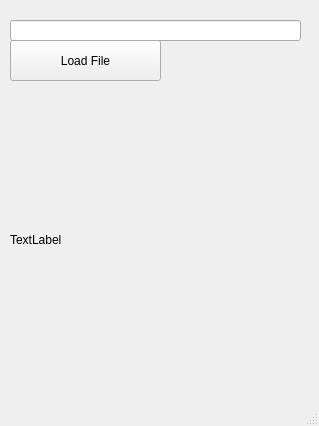
Qt form main_form.ui (GongniR/TechnoPark) before a commit.
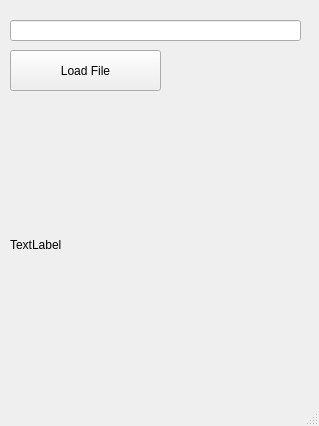
The same form after that commit.

Patch:
```diff
--- a/main_form.ui
+++ b/main_form.ui
@@ -24,7 +24,7 @@
     <property name="geometry">
      <rect>
       <x>10</x>
-      <y>40</y>
+      <y>50</y>
       <width>151</width>
       <height>41</height>
      </rect>
@@ -61,9 +61,9 @@
     <property name="geometry">
      <rect>
       <x>10</x>
-      <y>90</y>
+      <y>99</y>
       <width>300</width>
-      <height>300</height>
+      <height>291</height>
      </rect>
     </property>
     <property name="font">
```
